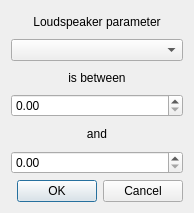
Qt form searchdialog.ui (be1/qspeakers) before a commit.
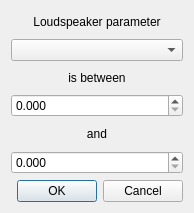
The same form after that commit.

```diff
--- a/searchdialog.ui
+++ b/searchdialog.ui
@@ -41,7 +41,11 @@
     </widget>
    </item>
    <item>
-    <widget class="QDoubleSpinBox" name="searchMinDoubleSpinBox"/>
+    <widget class="QDoubleSpinBox" name="searchMinDoubleSpinBox">
+     <property name="decimals">
+      <number>3</number>
+     </property>
+    </widget>
    </item>
    <item>
     <widget class="QLabel" name="searchAndLabel">
@@ -54,7 +58,11 @@
     </widget>
    </item>
    <item>
-    <widget class="QDoubleSpinBox" name="searchMaxdoubleSpinBox"/>
+    <widget class="QDoubleSpinBox" name="searchMaxdoubleSpinBox">
+     <property name="decimals">
+      <number>3</number>
+     </property>
+    </widget>
    </item>
    <item>
     <widget class="QDialogButtonBox" name="searchButtonBox">
```
